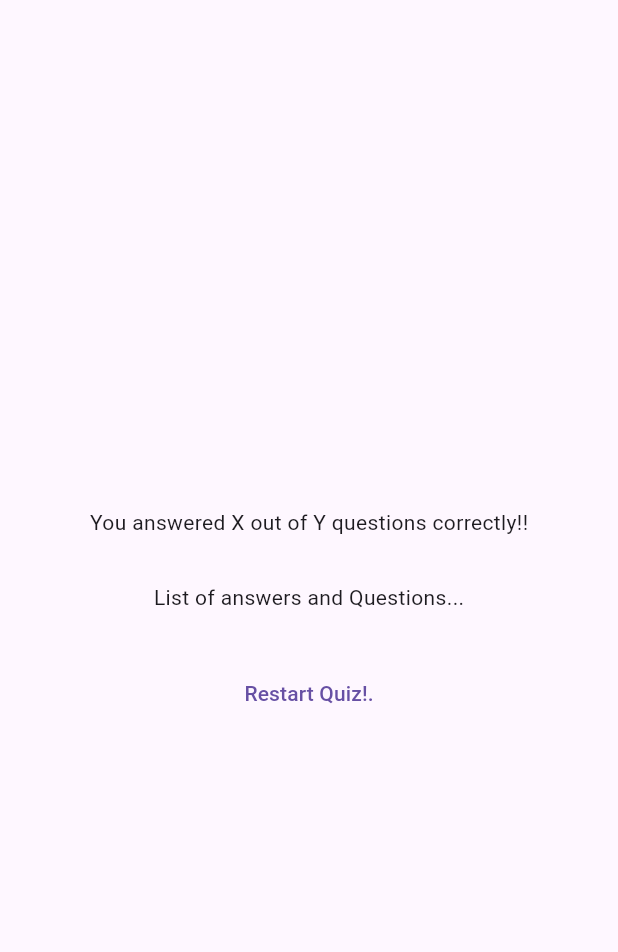
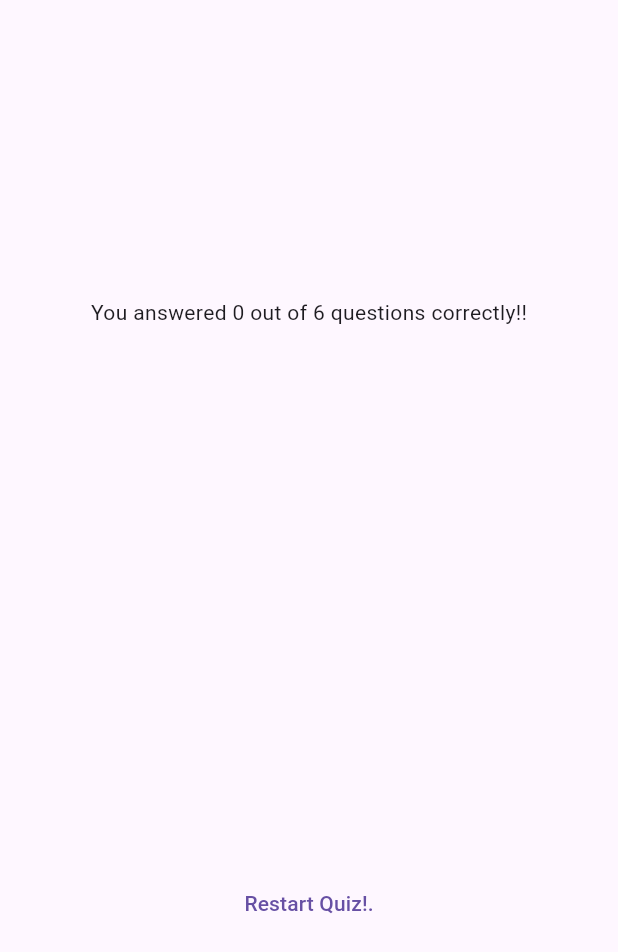
Before and after one commit to Perryjay30/Perfecting-Flutter---Perry-Quiz, a Flutter app: the ResultsScreen widget shown alone on an empty page, opened directly with empty values, on a phone screen of 412 x 824 dp. Shown: the top 952 px of the screen. Run offline on Flutter 3.47's test engine with Material 3 defaults, Android fonts, the light colour scheme and no system bars; our stand-ins replace google_fonts.

Commit message:
Questions Summary

```diff
--- a/lib/results_screen.dart
+++ b/lib/results_screen.dart
@@ -1,14 +1,19 @@
 import 'package:flutter/material.dart';
 import 'package:perry_quiz/data/quiz_questions.dart';
+import 'package:perry_quiz/questions_summary.dart';
 
 
 
 class ResultsScreen extends StatelessWidget {
-  ResultsScreen({super.key, required this.chosenAnswers});
+
+  ResultsScreen({super.key, required this.chosenAnswers,
+    required this.onRestart});
 
   List<String> chosenAnswers = [];
 
-  List<Map<String, Object>> getSummaryData() {
+  final void Function() onRestart;
+
+  List<Map<String, Object>> get summaryData {
     final List<Map<String, Object>> summary = [];
     for (var i = 0; i < chosenAnswers.length; i++) {
       summary.add(
@@ -24,7 +29,12 @@ class ResultsScreen extends StatelessWidget {
   }
 
   @override
-  Widget build(context) {
+  Widget build(BuildContext context) {
+    final numTotalQuestions = questions.length;
+    final numCorrectQuestions = summaryData.where((data) =>  //arrow function
+      data['user_answer'] == data['correct_answer'],
+    ).length;
+
     return SizedBox(
       width: double.infinity,
       child: Container (
@@ -32,9 +42,9 @@ class ResultsScreen extends StatelessWidget {
         child: Column (
           mainAxisAlignment: MainAxisAlignment.center,
           children: [
-            const Text('You answered X out of Y questions correctly!!'),
+            Text('You answered $numCorrectQuestions out of $numTotalQuestions questions correctly!!'),
             const SizedBox(height: 30,),
-            const Text('List of answers and Questions...'),
+            QuestionsSummary(summaryData),
             const SizedBox(height: 30,),
             TextButton(onPressed: () {}, child: const Text('Restart Quiz!.'),
             )
```
Also changed, not shown: lib/questions_summary.dart (added, +36 -0 lines), lib/quiz.dart (+11 -2 lines).
